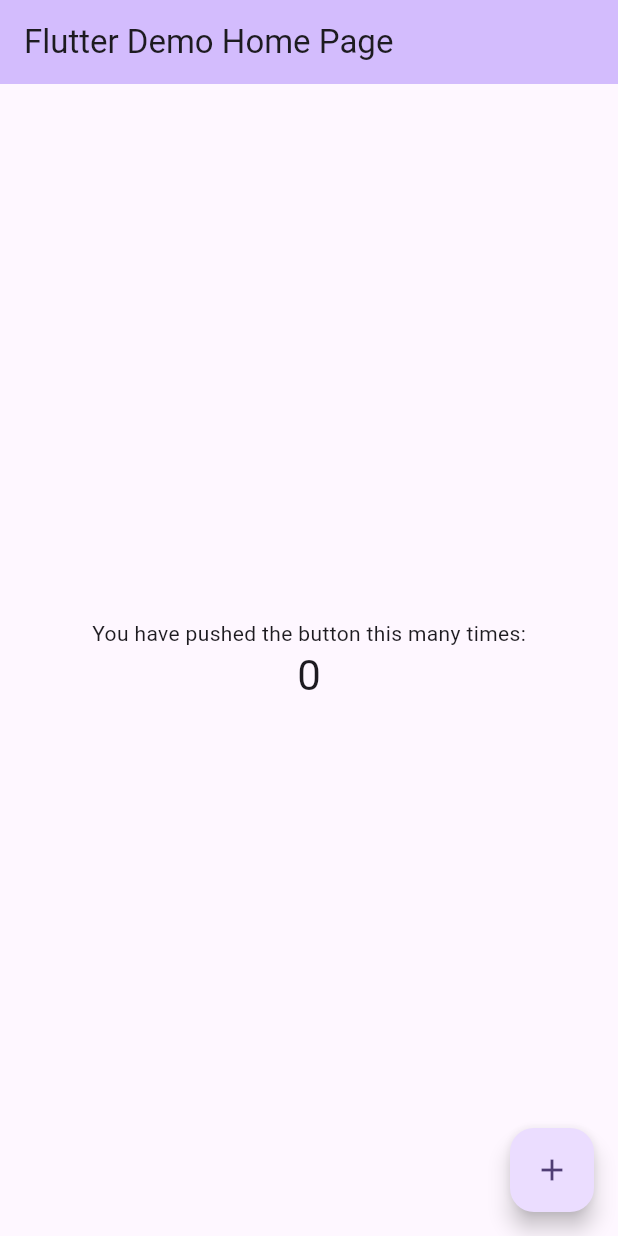
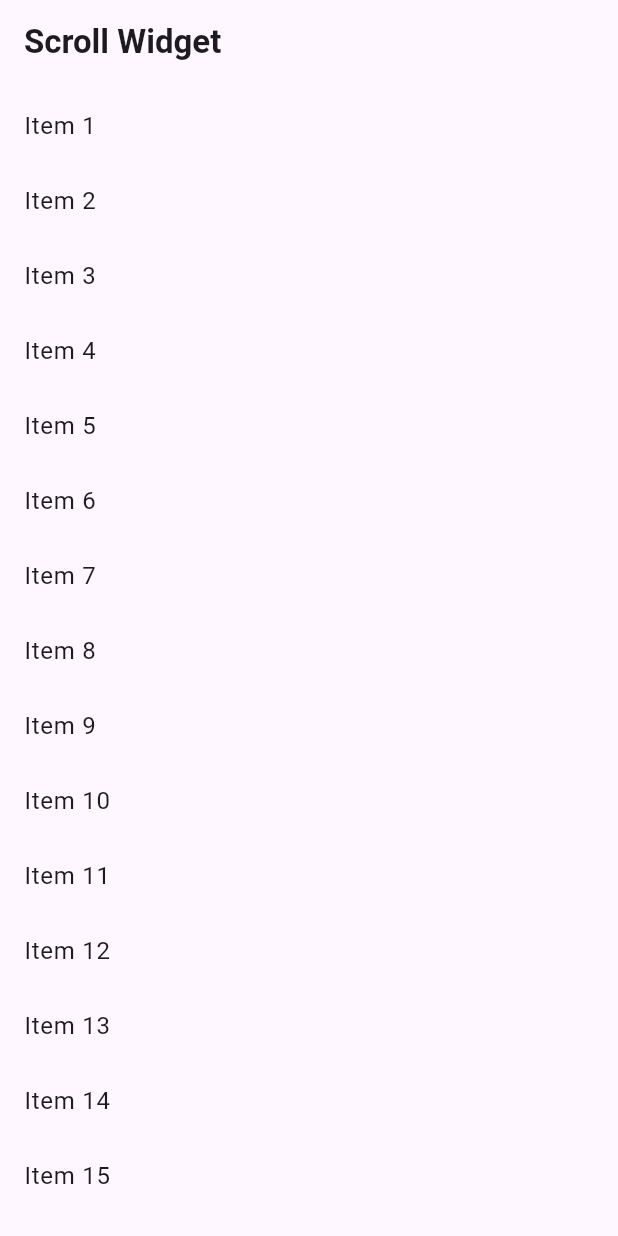
Before and after one commit to boglbbogl/flutter_samples, a Flutter app: the screen it shows after launch, on a phone screen of 412 x 824 dp. Run offline on Flutter 3.47's test engine with Material 3 defaults, Android fonts, the phone set to English and light mode, and no system bars.

Commit message:
widget test

```diff
--- a/test_code_sample/lib/main.dart
+++ b/test_code_sample/lib/main.dart
@@ -1,4 +1,5 @@
 import 'package:flutter/material.dart';
+import 'package:test_code_sample/scroll_widget.dart';
 
 void main() {
   runApp(const MyApp());
@@ -7,119 +8,10 @@
 class MyApp extends StatelessWidget {
   const MyApp({super.key});
 
-  // This widget is the root of your application.
   @override
   Widget build(BuildContext context) {
-    return MaterialApp(
-      title: 'Flutter Demo',
-      theme: ThemeData(
-        // This is the theme of your application.
-        //
-        // TRY THIS: Try running your application with "flutter run". You'll see
-        // the application has a purple toolbar. Then, without quitting the app,
-        // try changing the seedColor in the colorScheme below to Colors.green
-        // and then invoke "hot reload" (save your changes or press the "hot
-        // reload" button in a Flutter-supported IDE, or press "r" if you used
-        // the command line to start the app).
-        //
-        // Notice that the counter didn't reset back to zero; the application
-        // state is not lost during the reload. To reset the state, use hot
-        // restart instead.
-        //
-        // This works for code too, not just values: Most code changes can be
-        // tested with just a hot reload.
-        colorScheme: ColorScheme.fromSeed(seedColor: Colors.deepPurple),
-        useMaterial3: true,
-      ),
-      home: const MyHomePage(title: 'Flutter Demo Home Page'),
+    return const MaterialApp(
+      home: ScrollWidget(),
     );
   }
 }
-
-class MyHomePage extends StatefulWidget {
-  const MyHomePage({super.key, required this.title});
-
-  // This widget is the home page of your application. It is stateful, meaning
-  // that it has a State object (defined below) that contains fields that affect
-  // how it looks.
-
-  // This class is the configuration for the state. It holds the values (in this
-  // case the title) provided by the parent (in this case the App widget) and
-  // used by the build method of the State. Fields in a Widget subclass are
-  // always marked "final".
-
-  final String title;
-
-  @override
-  State<MyHomePage> createState() => _MyHomePageState();
-}
-
-class _MyHomePageState extends State<MyHomePage> {
-  int _counter = 0;
-
-  void _incrementCounter() {
-    setState(() {
-      // This call to setState tells the Flutter framework that something has
-      // changed in this State, which causes it to rerun the build method below
-      // so that the display can reflect the updated values. If we changed
-      // _counter without calling setState(), then the build method would not be
-      // called again, and so nothing would appear to happen.
-      _counter++;
-    });
-  }
-
-  @override
-  Widget build(BuildContext context) {
-    // This method is rerun every time setState is called, for instance as done
-    // by the _incrementCounter method above.
-    //
-    // The Flutter framework has been optimized to make rerunning build methods
-    // fast, so that you can just rebuild anything that needs updating rather
-    // than having to individually change instances of widgets.
-    return Scaffold(
-      appBar: AppBar(
-        // TRY THIS: Try changing the color here to a specific color (to
-        // Colors.amber, perhaps?) and trigger a hot reload to see the AppBar
-        // change color while the other colors stay the same.
-        backgroundColor: Theme.of(context).colorScheme.inversePrimary,
-        // Here we take the value from the MyHomePage object that was created by
-        // the App.build method, and use it to set our appbar title.
-        title: Text(widget.title),
-      ),
-      body: Center(
-        // Center is a layout widget. It takes a single child and positions it
-        // in the middle of the parent.
-        child: Column(
-          // Column is also a layout widget. It takes a list of children and
-          // arranges them vertically. By default, it sizes itself to fit its
-          // children horizontally, and tries to be as tall as its parent.
-          //
-          // Column has various properties to control how it sizes itself and
-          // how it positions its children. Here we use mainAxisAlignment to
-          // center the children vertically; the main axis here is the vertical
-          // axis because Columns are vertical (the cross axis would be
-          // horizontal).
-          //
-          // TRY THIS: Invoke "debug painting" (choose the "Toggle Debug Paint"
-          // action in the IDE, or press "p" in the console), to see the
-          // wireframe for each widget.
-          mainAxisAlignment: MainAxisAlignment.center,
-          children: <Widget>[
-            const Text(
-              'You have pushed the button this many times:',
-            ),
-            Text(
-              '$_counter',
-              style: Theme.of(context).textTheme.headlineMedium,
-            ),
-          ],
-        ),
-      ),
-      floatingActionButton: FloatingActionButton(
-        onPressed: _incrementCounter,
-        tooltip: 'Increment',
-        child: const Icon(Icons.add),
-      ), // This trailing comma makes auto-formatting nicer for build methods.
-    );
-  }
-}
--- /dev/null
+++ b/test_code_sample/lib/scroll_widget.dart
@@ -0,0 +1,41 @@
+import 'package:flutter/material.dart';
+
+class ScrollWidget extends StatefulWidget {
+  const ScrollWidget({super.key});
+
+  @override
+  State<ScrollWidget> createState() => _ScrollWidgetState();
+}
+
+class _ScrollWidgetState extends State<ScrollWidget> {
+  final List<String> _items = List.generate(20, (index) => 'Item ${index + 1}');
+
+  @override
+  Widget build(BuildContext context) {
+    return Scaffold(
+      appBar: AppBar(
+        centerTitle: false,
+        title: const Text(
+          "Scroll Widget",
+          style: TextStyle(fontWeight: FontWeight.bold, fontSize: 22),
+        ),
+      ),
+      body: ListView.builder(
+        itemCount: _items.length,
+        itemBuilder: (context, index) {
+          return Container(
+            height: 50,
+            child: ListTile(
+              title: Text(_items[index]),
+              onTap: () {
+                setState(() {
+                  _items.insert(0, _items.removeAt(index));
+                });
+              },
+            ),
+          );
+        },
+      ),
+    );
+  }
+}
--- a/test_code_sample/pubspec.yaml
+++ b/test_code_sample/pubspec.yaml
@@ -38,6 +38,8 @@ dependencies:
 
 dev_dependencies:
   flutter_test:
+    sdk: flutter
+  integration_test:
     sdk: flutter
 
   # The "flutter_lints" package below contains a set of recommended lints to
```
Also changed, not shown: test_code_sample/lib/count_widget.dart (added, +114 -0 lines), test_code_sample/lib/text_field_widget.dart (added, +23 -0 lines), test_code_sample/lib/unit_test.dart (added, +12 -0 lines), test_code_sample/pubspec.lock, 5 other files.
